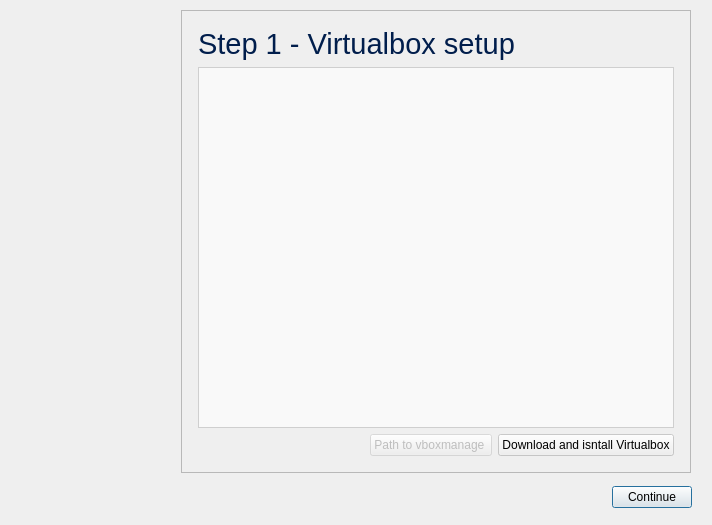
Above: mac-manager/forms/setup_wizard.ui from viocost/islands before the change. Below: the same form after it.
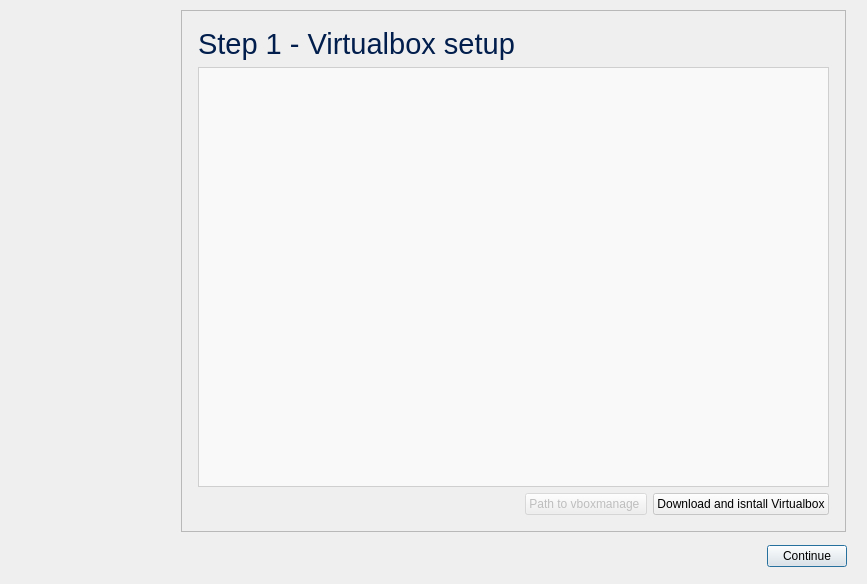
That is the form after the change. Icons and pictures are not drawn.

```diff
--- a/mac-manager/forms/setup_wizard.ui
+++ b/mac-manager/forms/setup_wizard.ui
@@ -9,8 +9,8 @@
    <rect>
     <x>0</x>
     <y>0</y>
-    <width>712</width>
-    <height>525</height>
+    <width>867</width>
+    <height>584</height>
    </rect>
   </property>
   <property name="minimumSize">
@@ -54,8 +54,8 @@
        <string>&lt;!DOCTYPE HTML PUBLIC &quot;-//W3C//DTD HTML 4.0//EN&quot; &quot;http://www.w3.org/TR/REC-html40/strict.dtd&quot;&gt;
 &lt;html&gt;&lt;head&gt;&lt;meta name=&quot;qrichtext&quot; content=&quot;1&quot; /&gt;&lt;style type=&quot;text/css&quot;&gt;
 p, li { white-space: pre-wrap; }
-&lt;/style&gt;&lt;/head&gt;&lt;body style=&quot; font-family:'.SF NS Text'; font-size:13pt; font-weight:400; font-style:normal;&quot;&gt;
-&lt;p style=&quot;-qt-paragraph-type:empty; margin-top:0px; margin-bottom:0px; margin-left:0px; margin-right:0px; -qt-block-indent:0; text-indent:0px;&quot;&gt;&lt;br /&gt;&lt;/p&gt;&lt;/body&gt;&lt;/html&gt;</string>
+&lt;/style&gt;&lt;/head&gt;&lt;body style=&quot; font-family:'MS Shell Dlg 2'; font-size:8.25pt; font-weight:400; font-style:normal;&quot;&gt;
+&lt;p style=&quot;-qt-paragraph-type:empty; margin-top:0px; margin-bottom:0px; margin-left:0px; margin-right:0px; -qt-block-indent:0; text-indent:0px; font-family:'.SF NS Text'; font-size:13pt;&quot;&gt;&lt;br /&gt;&lt;/p&gt;&lt;/body&gt;&lt;/html&gt;</string>
       </property>
      </widget>
     </item>
```
Left out of the diff: 32 changed lines with no effect on the pictures.
